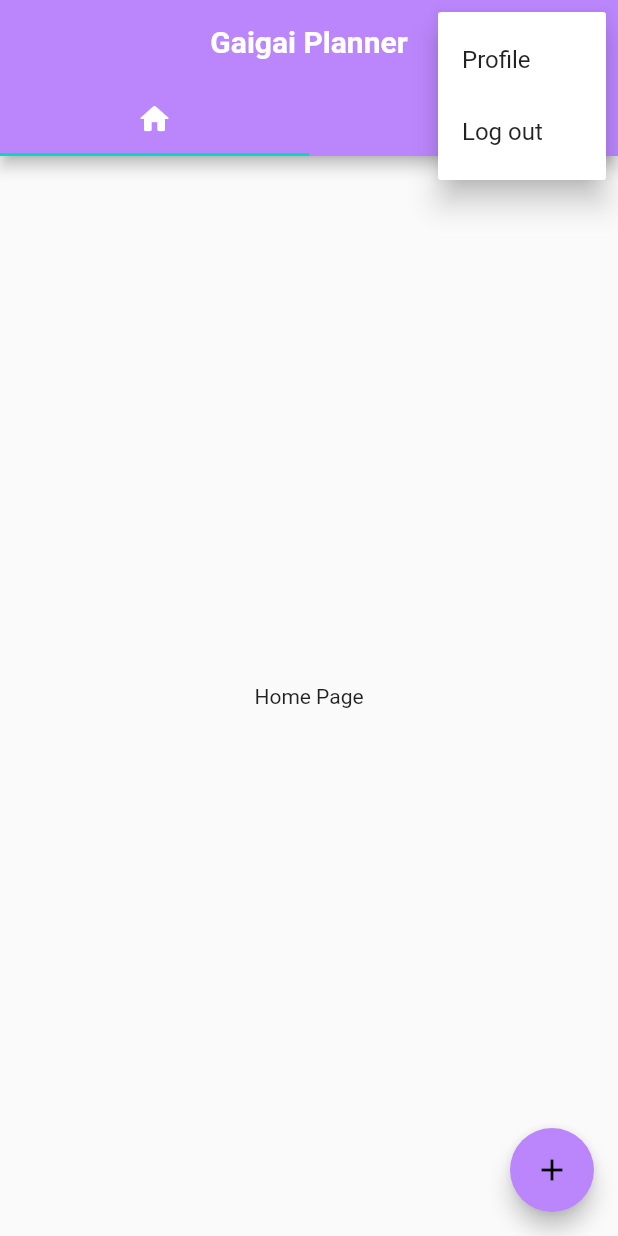
After one commit to GraceYongXM/gaigai-Planner, a Flutter app: the HomePage screen opened directly, after a tap on the "more vert" icon, on a phone screen of 412 x 824 dp. The commit adds this screen. Run offline on Flutter 3.47's test engine with Material 2 defaults, Android fonts, the phone set to English and light mode, and no system bars; our stand-ins replace email_validator.

Commit message:
created home page

```diff
--- /dev/null
+++ b/lib/home_page.dart
@@ -0,0 +1,85 @@
+import 'package:flutter/material.dart';
+
+import './login_page.dart';
+
+class HomePage extends StatefulWidget {
+  const HomePage({Key? key}) : super(key: key);
+
+  @override
+  State<HomePage> createState() => _HomePageState();
+}
+
+class _HomePageState extends State<HomePage>
+    with SingleTickerProviderStateMixin {
+  late TabController _tabController;
+
+  @override
+  void initState() {
+    super.initState();
+    _tabController = TabController(length: 2, initialIndex: 0, vsync: this);
+  }
+
+  @override
+  Widget build(BuildContext context) {
+    return Scaffold(
+      backgroundColor: Theme.of(context).colorScheme.background,
+      appBar: AppBar(
+        centerTitle: true,
+        title: const Text('Gaigai Planner',
+            style: TextStyle(
+              fontWeight: FontWeight.bold,
+            )),
+        bottom: TabBar(
+          controller: _tabController,
+          tabs: <Widget>[
+            Tab(icon: Icon(Icons.home_rounded)),
+            Tab(icon: Icon(Icons.people_alt_outlined)),
+          ],
+        ),
+        actions: <Widget>[
+          PopupMenuButton<String>(
+            itemBuilder: (BuildContext context) {
+              return <PopupMenuItem<String>>[
+                const PopupMenuItem<String>(
+                  child: Text('Profile'),
+                  value: 'Profile',
+                ),
+                const PopupMenuItem<String>(
+                  child: Text('Log out'),
+                  value: 'Log out',
+                ),
+              ];
+            },
+            onSelected: (String choice) {
+              if (choice == 'Log out') {
+                Navigator.pushReplacement(
+                  context,
+                  MaterialPageRoute(
+                    builder: (context) => const LoginPage(title: 'Login UI'),
+                  ),
+                );
+              }
+            },
+          )
+        ],
+      ),
+      body: TabBarView(
+        controller: _tabController,
+        children: <Widget>[
+          Scaffold(
+            body: Center(child: const Text('Home Page')),
+          ),
+          Scaffold(
+            body: Center(child: const Text('Friend Page')),
+          )
+        ],
+      ),
+      floatingActionButton: FloatingActionButton(
+        onPressed: () => {},
+        backgroundColor: Theme.of(context).colorScheme.primary,
+        child: const Icon(Icons.add),
+        tooltip: 'Create new event',
+      ),
+    );
+  }
+}
--- a/lib/login_page.dart
+++ b/lib/login_page.dart
@@ -1,7 +1,7 @@
-import 'package:email_validator/email_validator.dart';
 import 'package:flutter/material.dart';
 
 import './signup_page.dart';
+import './home_page.dart';
 
 class LoginPage extends StatefulWidget {
   const LoginPage({Key? key, required this.title}) : super(key: key);
@@ -80,7 +80,14 @@ class _LoginPageState extends State<LoginPage> {
                   ),
                   ElevatedButton(
                     onPressed: () {
-                      if (_formKey.currentState!.validate()) {}
+                      if (_formKey.currentState!.validate()) {
+                        Navigator.pushReplacement(
+                          context,
+                          MaterialPageRoute(
+                            builder: (context) => const HomePage(),
+                          ),
+                        );
+                      }
                     },
                     style: ElevatedButton.styleFrom(
                       padding: const EdgeInsets.fromLTRB(40, 15, 40, 15),
--- a/lib/main.dart
+++ b/lib/main.dart
@@ -1,6 +1,7 @@
 import 'package:flutter/material.dart';
 
 import './login_page.dart';
+import './home_page.dart';
 
 void main() => runApp(GaigaiPlanner());
 
@@ -31,6 +32,7 @@ class GaigaiPlanner extends StatelessWidget {
         primarySwatch: Colors.blue,
       ),
       home: const LoginPage(title: 'Login UI'),
+      debugShowCheckedModeBanner: false,
     );
   }
 }
```
